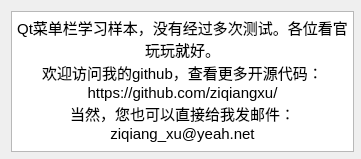
First picture: the form in about.ui, repository ziqiangxu/editor, before the edit.
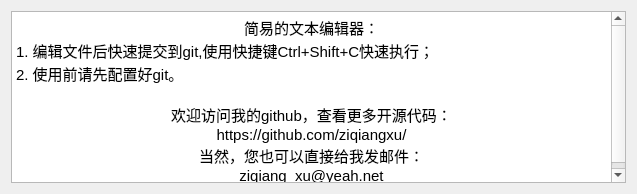
Second picture: the form after the edit.

Diff of the .ui file:
```diff
--- a/about.ui
+++ b/about.ui
@@ -6,46 +6,25 @@
    <rect>
     <x>0</x>
     <y>0</y>
-    <width>361</width>
-    <height>159</height>
+    <width>637</width>
+    <height>194</height>
    </rect>
   </property>
-  <property name="minimumSize">
-   <size>
-    <width>361</width>
-    <height>159</height>
-   </size>
-  </property>
-  <property name="maximumSize">
-   <size>
-    <width>361</width>
-    <height>159</height>
-   </size>
-  </property>
   <property name="windowTitle">
    <string>Dialog</string>
   </property>
   <layout class="QGridLayout" name="gridLayout">
    <item row="0" column="0">
     <widget class="QTextBrowser" name="textBrowser">
-     <property name="minimumSize">
-      <size>
-       <width>343</width>
-       <height>141</height>
-      </size>
-     </property>
-     <property name="maximumSize">
-      <size>
-       <width>343</width>
-       <height>141</height>
-      </size>
-     </property>
      <property name="html">
       <string>&lt;!DOCTYPE HTML PUBLIC &quot;-//W3C//DTD HTML 4.0//EN&quot; &quot;http://www.w3.org/TR/REC-html40/strict.dtd&quot;&gt;
 &lt;html&gt;&lt;head&gt;&lt;meta name=&quot;qrichtext&quot; content=&quot;1&quot; /&gt;&lt;style type=&quot;text/css&quot;&gt;
 p, li { white-space: pre-wrap; }
 &lt;/style&gt;&lt;/head&gt;&lt;body style=&quot; font-family:'Droid Sans Fallback'; font-size:11.2002pt; font-weight:400; font-style:normal;&quot;&gt;
-&lt;p align=&quot;center&quot; style=&quot; margin-top:0px; margin-bottom:0px; margin-left:0px; margin-right:0px; -qt-block-indent:0; text-indent:0px;&quot;&gt;&lt;span style=&quot; font-size:11.2002pt;&quot;&gt;Qt菜单栏学习样本，没有经过多次测试。各位看官玩玩就好。&lt;/span&gt;&lt;/p&gt;
+&lt;p align=&quot;center&quot; style=&quot; margin-top:0px; margin-bottom:0px; margin-left:0px; margin-right:0px; -qt-block-indent:0; text-indent:0px;&quot;&gt;&lt;span style=&quot; font-size:11.2002pt;&quot;&gt;简易的文本编辑器：&lt;/span&gt;&lt;/p&gt;
+&lt;p style=&quot; margin-top:0px; margin-bottom:0px; margin-left:0px; margin-right:0px; -qt-block-indent:0; text-indent:0px;&quot;&gt;&lt;span style=&quot; font-size:11.2002pt;&quot;&gt;1. 编辑文件后快速提交到git,使用快捷键Ctrl+Shift+C快速执行；&lt;/span&gt;&lt;/p&gt;
+&lt;p style=&quot; margin-top:0px; margin-bottom:0px; margin-left:0px; margin-right:0px; -qt-block-indent:0; text-indent:0px;&quot;&gt;&lt;span style=&quot; font-size:11.2002pt;&quot;&gt;2. 使用前请先配置好git。&lt;/span&gt;&lt;/p&gt;
+&lt;p style=&quot;-qt-paragraph-type:empty; margin-top:0px; margin-bottom:0px; margin-left:0px; margin-right:0px; -qt-block-indent:0; text-indent:0px; font-size:11.2002pt;&quot;&gt;&lt;br /&gt;&lt;/p&gt;
 &lt;p align=&quot;center&quot; style=&quot; margin-top:0px; margin-bottom:0px; margin-left:0px; margin-right:0px; -qt-block-indent:0; text-indent:0px;&quot;&gt;&lt;span style=&quot; font-size:11.2002pt;&quot;&gt;欢迎访问我的github，查看更多开源代码：&lt;/span&gt;&lt;/p&gt;
 &lt;p align=&quot;center&quot; style=&quot; margin-top:0px; margin-bottom:0px; margin-left:0px; margin-right:0px; -qt-block-indent:0; text-indent:0px;&quot;&gt;&lt;span style=&quot; font-size:11pt;&quot;&gt;https://github.com/ziqiangxu/&lt;/span&gt;&lt;/p&gt;
 &lt;p align=&quot;center&quot; style=&quot; margin-top:0px; margin-bottom:0px; margin-left:0px; margin-right:0px; -qt-block-indent:0; text-indent:0px;&quot;&gt;&lt;span style=&quot; font-size:11.2002pt;&quot;&gt;当然，您也可以直接给我发邮件：&lt;/span&gt;&lt;/p&gt;
```
